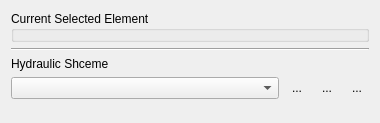
First picture: the form in src/ui/reoshydraulicnetworkwidget.ui, repository vcloarec/ReosProject, before the edit.
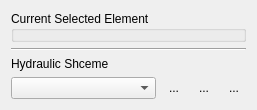
Second picture: the form after the edit. Icons and pictures are not drawn. Custom widgets are drawn as their Qt base class.

Patch:
```diff
--- a/src/ui/reoshydraulicnetworkwidget.ui
+++ b/src/ui/reoshydraulicnetworkwidget.ui
@@ -6,8 +6,8 @@
    <rect>
     <x>0</x>
     <y>0</y>
-    <width>380</width>
-    <height>123</height>
+    <width>257</width>
+    <height>108</height>
    </rect>
   </property>
   <property name="windowTitle">
@@ -72,12 +72,6 @@
         <iconset resource="../../images/images.qrc">
          <normaloff>:/images/settings.svg</normaloff>:/images/settings.svg</iconset>
        </property>
-       <property name="iconSize">
-        <size>
-         <width>24</width>
-         <height>24</height>
-        </size>
-       </property>
        <property name="popupMode">
         <enum>QToolButton::InstantPopup</enum>
        </property>
@@ -98,12 +92,6 @@
         <iconset resource="../../images/images.qrc">
          <normaloff>:/images/add.svg</normaloff>:/images/add.svg</iconset>
        </property>
-       <property name="iconSize">
-        <size>
-         <width>24</width>
-         <height>24</height>
-        </size>
-       </property>
        <property name="autoRaise">
         <bool>true</bool>
        </property>
@@ -118,12 +106,6 @@
         <iconset resource="../../images/images.qrc">
          <normaloff>:/images/remove.svg</normaloff>:/images/remove.svg</iconset>
        </property>
-       <property name="iconSize">
-        <size>
-         <width>24</width>
-         <height>24</height>
-        </size>
-       </property>
        <property name="autoRaise">
         <bool>true</bool>
        </property>
```
